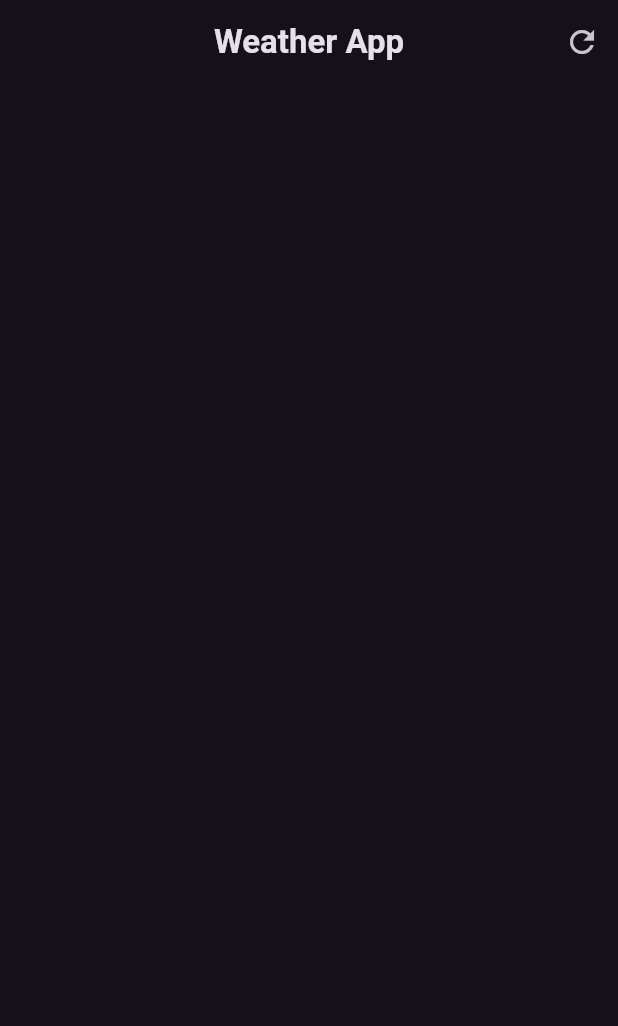
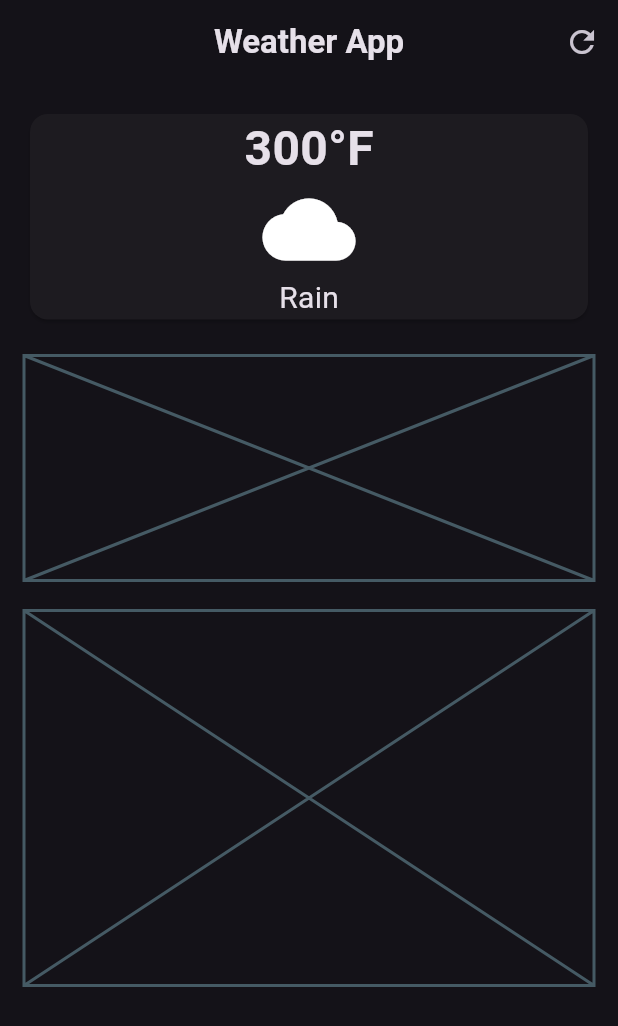
Before and after one commit to malaka96/weather_app, a Flutter app: the screen it shows after launch, on a phone screen of 412 x 824 dp. Shown: the top 1026 px of the screen. Run offline on Flutter 3.47's test engine with Material 3 defaults, Android fonts, the phone set to English and light mode, and no system bars.

Commit message:
first card

```diff
--- a/lib/weather_screen.dart
+++ b/lib/weather_screen.dart
@@ -14,6 +14,35 @@ class WeatherScreen extends StatelessWidget {
         centerTitle: true,
         actions: [IconButton(onPressed: () {}, icon: Icon(Icons.refresh))],
       ),
+      body: Padding(
+        padding: const EdgeInsets.all(16.0),
+        child: Column(
+          children: [
+            SizedBox(
+              width: double.infinity,
+              child: Card(
+                child: Column(
+                  children: [
+                    Text(
+                      '300°F',
+                      style: TextStyle(
+                        fontSize: 32,
+                        fontWeight: FontWeight.bold,
+                      ),
+                    ),
+                    Icon(Icons.cloud, size: 62),
+                    Text('Rain', style: TextStyle(fontSize: 20)),
+                  ],
+                ),
+              ),
+            ),
+            const SizedBox(height: 20),
+            const Placeholder(fallbackHeight: 150),
+            const SizedBox(height: 20),
+            const Placeholder(fallbackHeight: 250),
+          ],
+        ),
+      ),
     );
   }
 }
```
